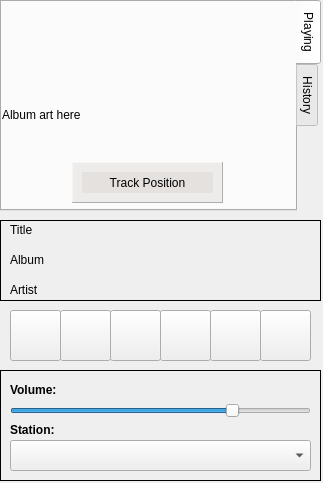
Qt form qAndora-4.ui (JeffHoogland/qAndora) before a commit.
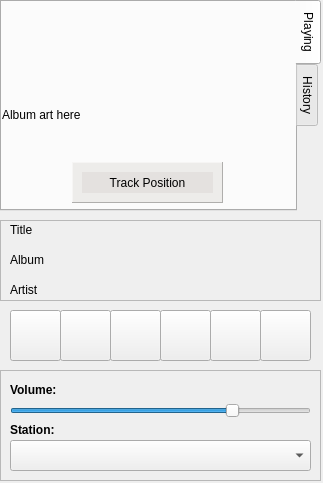
The same form after that commit. Icons and pictures are not drawn.

```diff
--- a/qAndora-4.ui
+++ b/qAndora-4.ui
@@ -978,10 +978,10 @@
      </rect>
     </property>
     <property name="frameShape">
-     <enum>QFrame::Panel</enum>
+     <enum>QFrame::StyledPanel</enum>
     </property>
     <property name="frameShadow">
-     <enum>QFrame::Plain</enum>
+     <enum>QFrame::Raised</enum>
     </property>
     <widget class="QLabel" name="titleLabel">
      <property name="geometry">
@@ -1210,10 +1210,10 @@
      </rect>
     </property>
     <property name="frameShape">
-     <enum>QFrame::Panel</enum>
+     <enum>QFrame::StyledPanel</enum>
     </property>
     <property name="frameShadow">
-     <enum>QFrame::Plain</enum>
+     <enum>QFrame::Raised</enum>
     </property>
     <widget class="QSlider" name="volumeSlider">
      <property name="geometry">
```
